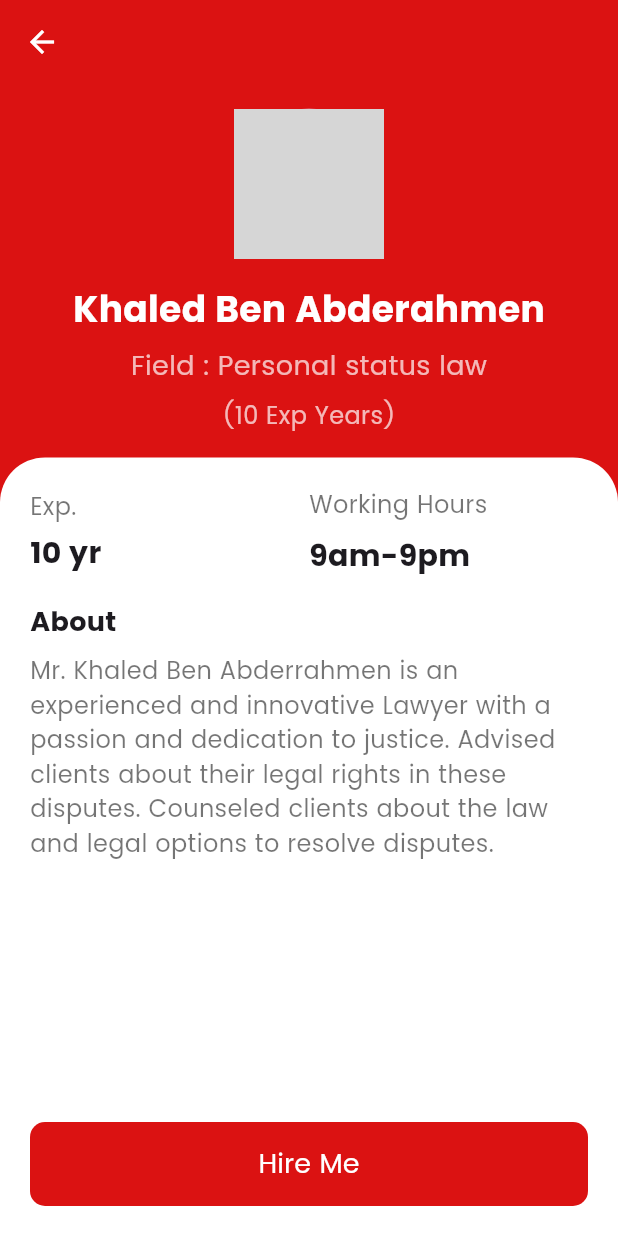
After one commit to Dar-Dev-Hub/Ha9i, a Flutter app: the ProfilePage screen opened directly, on a phone screen of 412 x 824 dp. The commit adds this screen. Run offline on Flutter 3.47's test engine with Material 3 defaults, Android fonts, the phone set to English and light mode, and no system bars; our stand-ins replace flutter_svg, get, get_storage, smooth_page_indicator; accounts and stored records are empty; network calls fail; grey boxes are pictures that could not be loaded.

Commit message:
add lawyers page and update home

```diff
--- /dev/null
+++ b/lib/screens/app/about_lawyer.dart
@@ -0,0 +1,161 @@
+import 'package:flutter/material.dart';
+import 'package:get/get.dart';
+
+class ProfilePage extends StatelessWidget {
+  @override
+  Widget build(BuildContext context) {
+    double height = MediaQuery.of(context).size.height;
+    return Scaffold(
+      appBar: AppBar(
+        backgroundColor: Color.fromARGB(255, 219, 18, 18),
+        elevation: 0,
+        leading: IconButton(
+          icon: Icon(Icons.arrow_back, color: Colors.white),
+          onPressed: () {
+            Get.back();
+          },
+        ),
+      ),
+      body: Container(
+        color: Color.fromARGB(255, 219, 18, 18),
+        child: Column(
+          children: [
+            SizedBox(height: height * 0.02),
+            CircleAvatar(
+              radius: 50,
+              backgroundImage: NetworkImage('https://via.placeholder.com/150'),
+            ),
+            SizedBox(height: height * 0.02),
+            Text(
+              'Khaled Ben Abderahmen',
+              style: TextStyle(
+                fontSize: 24,
+                color: Colors.white,
+                fontWeight: FontWeight.bold,
+              ),
+            ),
+            SizedBox(height: height * 0.01),
+            Text(
+              'Field : Personal status law',
+              style: TextStyle(
+                fontSize: 18,
+                color: Colors.white70,
+              ),
+            ),
+            SizedBox(height: height * 0.01),
+            Text(
+              '(10 Exp Years)',
+              style: TextStyle(
+                fontSize: 16,
+                color: Colors.white70,
+              ),
+            ),
+            SizedBox(height: height * 0.02),
+            Expanded(
+              child: Container(
+                padding: EdgeInsets.all(20),
+                decoration: BoxDecoration(
+                  color: Colors.white,
+                  borderRadius: BorderRadius.only(
+                    topLeft: Radius.circular(30),
+                    topRight: Radius.circular(30),
+                  ),
+                ),
+                child: Column(
+                  crossAxisAlignment: CrossAxisAlignment.start,
+                  children: [
+                    Row(
+                      children: [
+                        Expanded(
+                          child: Column(
+                            crossAxisAlignment: CrossAxisAlignment.start,
+                            children: [
+                              Text(
+                                'Exp.',
+                                style: TextStyle(
+                                  fontSize: 16,
+                                  color: Colors.black54,
+                                ),
+                              ),
+                              SizedBox(height: 5),
+                              Text(
+                                '10 yr',
+                                style: TextStyle(
+                                  fontSize: 20,
+                                  fontWeight: FontWeight.bold,
+                                ),
+                              ),
+                            ],
+                          ),
+                        ),
+                        Expanded(
+                          child: Column(
+                            crossAxisAlignment: CrossAxisAlignment.start,
+                            children: [
+                              Text(
+                                'Working Hours',
+                                style: TextStyle(
+                                  fontSize: 16,
+                                  color: Colors.black54,
+                                ),
+                              ),
+                              SizedBox(height: height * 0.01),
+                              Text(
+                                '9am-9pm',
+                                style: TextStyle(
+                                  fontSize: 20,
+                                  fontWeight: FontWeight.bold,
+                                ),
+                              ),
+                            ],
+                          ),
+                        ),
+                      ],
+                    ),
+                    SizedBox(height: height * 0.02),
+                    Text(
+                      'About',
+                      style: TextStyle(
+                        fontSize: 18,
+                        fontWeight: FontWeight.bold,
+                      ),
+                    ),
+                    SizedBox(height: height * 0.01),
+                    Text(
+                      'Mr. Khaled Ben Abderrahmen is an experienced and innovative Lawyer with a passion and dedication to justice. Advised clients about their legal rights in these disputes. Counseled clients about the law and legal options to resolve disputes.',
+                      style: TextStyle(
+                        fontSize: 16,
+                        color: Colors.black54,
+                      ),
+                    ),
+                    Spacer(),
+                    Center(
+                      child: ElevatedButton(
+                        onPressed: () {},
+                        style: ElevatedButton.styleFrom(
+                          backgroundColor: Color.fromARGB(255, 219, 18, 18),
+                          padding: EdgeInsets.symmetric(
+                              horizontal: 50, vertical: 15),
+                          shape: RoundedRectangleBorder(
+                            borderRadius: BorderRadius.circular(10),
+                          ),
+                        ),
+                        child: Text(
+                          'Hire Me',
+                          style: TextStyle(
+                            fontSize: 18,
+                            color: Colors.white,
+                          ),
+                        ),
+                      ),
+                    ),
+                  ],
+                ),
+              ),
+            ),
+          ],
+        ),
+      ),
+    );
+  }
+}
--- a/lib/screens/app/home_screen.dart
+++ b/lib/screens/app/home_screen.dart
@@ -1,4 +1,5 @@
 import 'package:flutter/material.dart';
+import 'package:get/get.dart';
 import 'package:ha9i/shared/global_widgets/drawer.dart';
 import 'package:ha9i/shared/global_widgets/navbar.dart';
 import 'package:ha9i/shared/widgets/lawyer_card.dart';
@@ -9,13 +10,13 @@ class HomeScreen extends StatefulWidget {
   const HomeScreen({super.key});
 
   @override
-  // ignore: library_private_types_in_public_api
   _HomeScreenState createState() => _HomeScreenState();
 }
 
 class _HomeScreenState extends State<HomeScreen> {
   final PageController _pageController = PageController(viewportFraction: 0.7);
   int _currentPage = 0;
+  int _selectedIndex = 0;
 
   @override
   void initState() {
@@ -31,6 +32,21 @@ class _HomeScreenState extends State<HomeScreen> {
   void dispose() {
     _pageController.dispose();
     super.dispose();
+  }
+
+  void _onItemTapped(int index) {
+    setState(() {
+      _selectedIndex = index;
+    });
+
+    switch (index) {
+      case 0:
+        Get.to(() => HomeScreen());
+        break;
+      // Add other cases for different screens
+      default:
+        break;
+    }
   }
 
   @override
@@ -65,13 +81,15 @@ class _HomeScreenState extends State<HomeScreen> {
               height: MediaQuery.of(context).size.height * 0.45,
               child: PageView.builder(
                 controller: _pageController,
-                itemCount: 6,
+                itemCount: 4,
                 itemBuilder: (context, index) {
-                  if (index == 5) {
+                  if (index == 3) {
                     return Transform.scale(
                       scale: _currentPage == index ? 1.0 : 0.85,
                       child: GestureDetector(
-                        onTap: () {},
+                        onTap: () {
+                          Get.toNamed('/lawyers');
+                        },
                         child: Card(
                           color: Colors.white,
                           elevation: 4,
@@ -97,7 +115,7 @@ class _HomeScreenState extends State<HomeScreen> {
                       scale: isCenter ? 1.0 : 0.85,
                       child: LawyerCard(
                         name: 'Khaled Ben Abderrahmen',
-                        expertise: index == 0
+                        field: index == 0
                             ? 'Personal status law'
                             : 'Administrative law',
                         experience: '${8 + index} Exp Years',
@@ -156,7 +174,9 @@ class _HomeScreenState extends State<HomeScreen> {
           ],
         ),
       ),
-      bottomNavigationBar: const MyNavBar(),
+      bottomNavigationBar: MyNavBar(
+        selectedIndex: _selectedIndex,
+      ),
     );
   }
 }
--- /dev/null
+++ b/lib/screens/app/lawyers_page.dart
@@ -0,0 +1,64 @@
+import 'package:flutter/material.dart';
+import 'package:get/get.dart';
+import 'package:ha9i/models/lawyer.dart';
+import 'package:ha9i/screens/app/about_lawyer.dart';
+import 'package:ha9i/shared/global_widgets/appbar.dart';
+import 'package:ha9i/shared/global_widgets/navbar.dart';
+import 'package:ha9i/shared/widgets/lawyer_card2.dart';
+
+class LawyersListPage extends StatelessWidget {
+  final List<Lawyer> lawyers = [
+    Lawyer(
+      name: 'Khaled Ben Abderahmen',
+      field: 'Labor Law',
+      experience: '10 Exp Years',
+      imageUrl: 'https://via.placeholder.com/150',
+    ),
+    Lawyer(
+      name: 'Khaled Ben Abderahmen',
+      field: 'Labor Law',
+      experience: '22 Years Exp',
+      imageUrl: 'https://via.placeholder.com/150',
+    ),
+    Lawyer(
+      name: 'Khaled Ben Abderahmen',
+      field: 'Labor Law',
+      experience: '15 Years Exp',
+      imageUrl: 'https://via.placeholder.com/150',
+    ),
+    Lawyer(
+      name: 'Khaled Ben Abderahmen',
+      field: 'Labor Law',
+      experience: '12 Years Exp',
+      imageUrl: 'https://via.placeholder.com/150',
+    ),
+    Lawyer(
+      name: 'Khaled Ben Abderahmen',
+      field: 'Administrative Law',
+      experience: '7 Years Exp',
+      imageUrl: 'https://via.placeholder.com/150',
+    ),
+  ];
+
+  @override
+  Widget build(BuildContext context) {
+    return Scaffold(
+      appBar: const PreferredSize(
+        preferredSize: Size.fromHeight(kToolbarHeight),
+        child: MyAppBar(),
+      ),
+      body: ListView.builder(
+        itemCount: lawyers.length,
+        itemBuilder: (context, index) {
+          return GestureDetector(
+              onTap: () {
+                Get.to(() => ProfilePage());
+              }, child: LawyerCard2(lawyer: lawyers[index]));
+        },
+      ),
+      bottomNavigationBar: const MyNavBar(
+        selectedIndex: 0,
+      ),
+    );
+  }
+}
```
